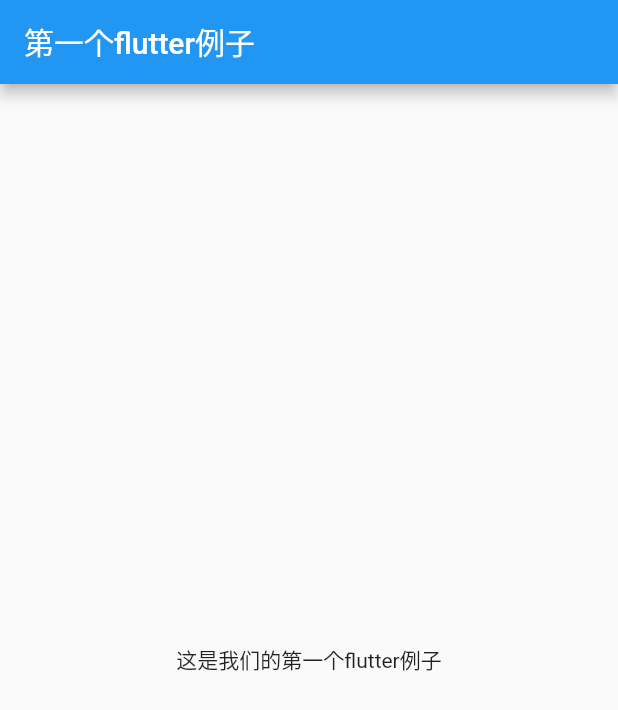
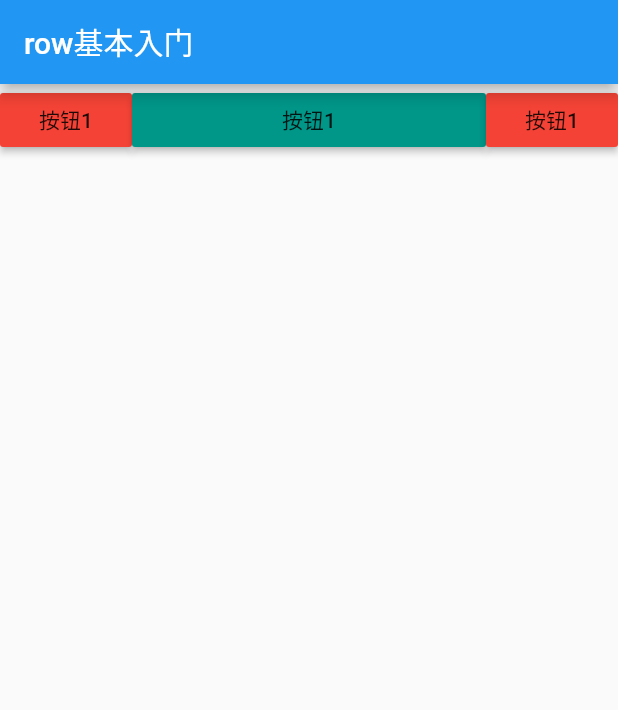
Before and after one commit to opensanyue/flutter, a Flutter app: the screen it shows after launch, on a phone screen of 412 x 824 dp. Shown: the top 710 px of the screen. Run offline on Flutter 3.47's test engine with Material 2 defaults, Android fonts, the phone set to English and light mode, and no system bars.

Commit message:
关于row的基本入门

```diff
--- a/lib/main.dart
+++ b/lib/main.dart
@@ -1,16 +1,38 @@
 import 'package:flutter/material.dart';
 
-void main()=>runApp(App());
+void main()=>runApp(MyApp());
 
-class App extends StatelessWidget{
+class MyApp extends StatelessWidget{
   @override
   Widget build(BuildContext context){
     return MaterialApp(
-      title: '第一个例子',
-      home: Scaffold(
-        appBar: AppBar(title: Text('第一个flutter例子'),),
-        body: Center(child: Text('这是我们的第一个flutter例子'),),
-        ),
-    );
+      title: 'row基本入门',
+      home:Scaffold(
+        appBar:AppBar(title:Text('row基本入门')),
+        body:Row(
+          children: <Widget>[
+              RaisedButton(
+              onPressed: (){},
+              color: Colors.red,
+              child: Text('按钮1'),
+              ),
+            Expanded(child:
+             RaisedButton(
+              onPressed: (){},
+              color: Colors.teal,
+              child: Text('按钮1'),
+              ),
+              ),
+              RaisedButton(
+              onPressed: (){},
+              color: Colors.red,
+              child: Text('按钮1'),
+              ),
+          ],
+        )
+      ),
+
+
+      );
   }
 }
```
